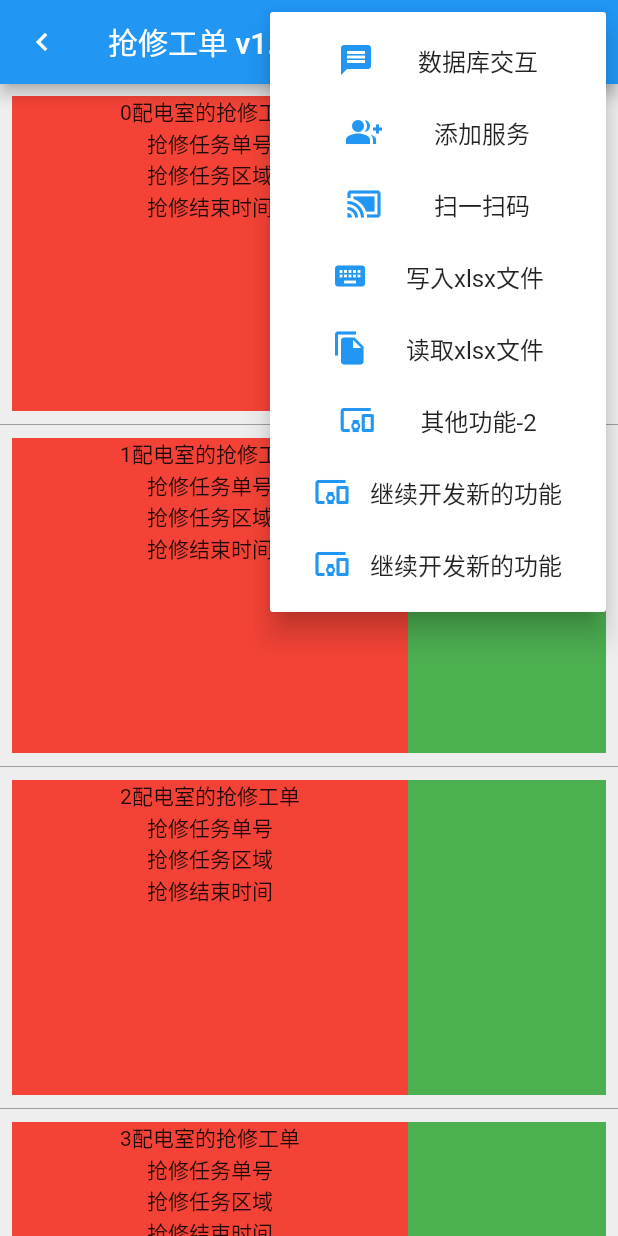
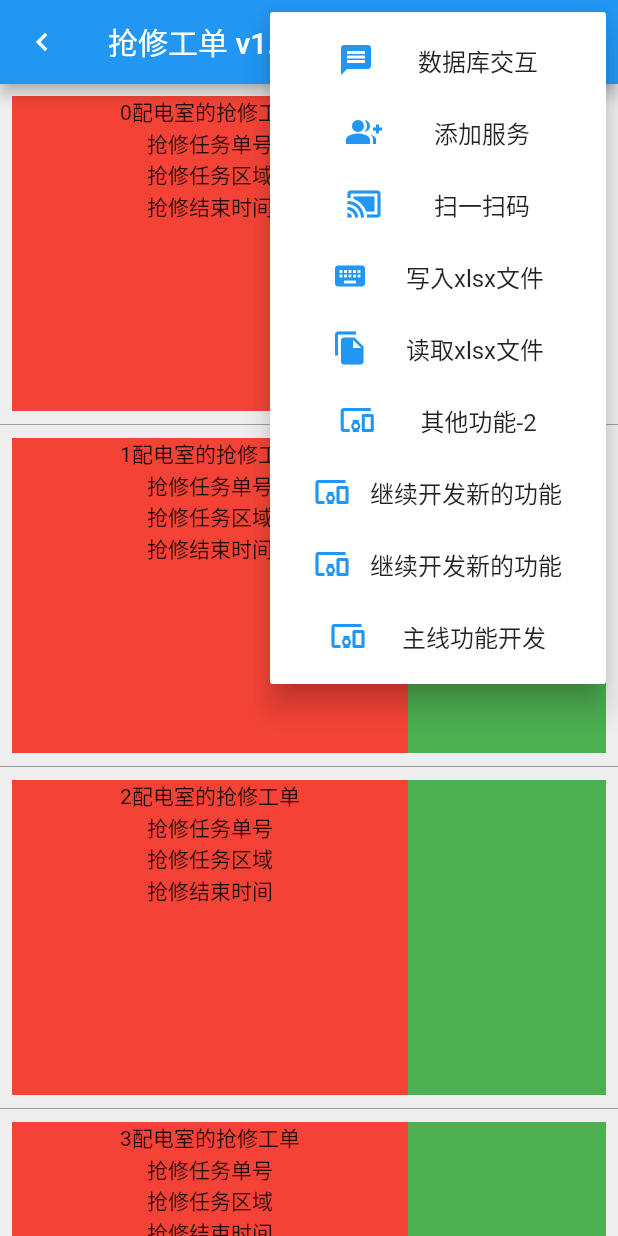
Before and after one commit to libz1/flutter_app, a Flutter app: the screen it shows after launch, after a tap on the "more vert" icon, on a phone screen of 412 x 824 dp. Run offline on Flutter 3.47's test engine with Material 2 defaults, Android fonts, the phone set to English and light mode, and no system bars; our stand-ins replace file_picker, sqflite; missing offline and left inert: excel, images_picker, scan; accounts and stored records are empty.

Commit message:
主线功能开发

```diff
--- a/lib/main.dart
+++ b/lib/main.dart
@@ -708,6 +708,7 @@ class _HomePage3State extends State<HomePage3> {
                 buildPopupMenuItem(Icons.devices_other, '其他功能-2', 'F'),
                 buildPopupMenuItem(Icons.devices_other, '继续开发新的功能', 'G'),
                 buildPopupMenuItem(Icons.devices_other, '继续开发新的功能', 'H'),
+                buildPopupMenuItem(Icons.devices_other, '主线功能开发', 'I'),
               ],
               onSelected: (String action) {
                 // 点击选项的时候
```
